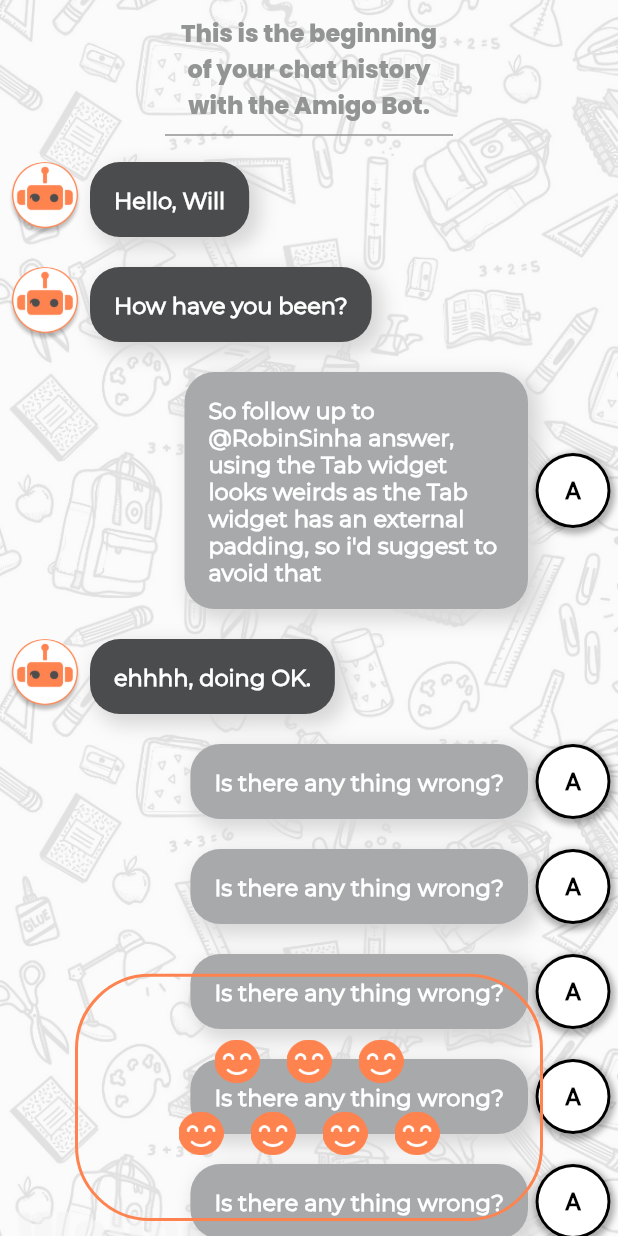
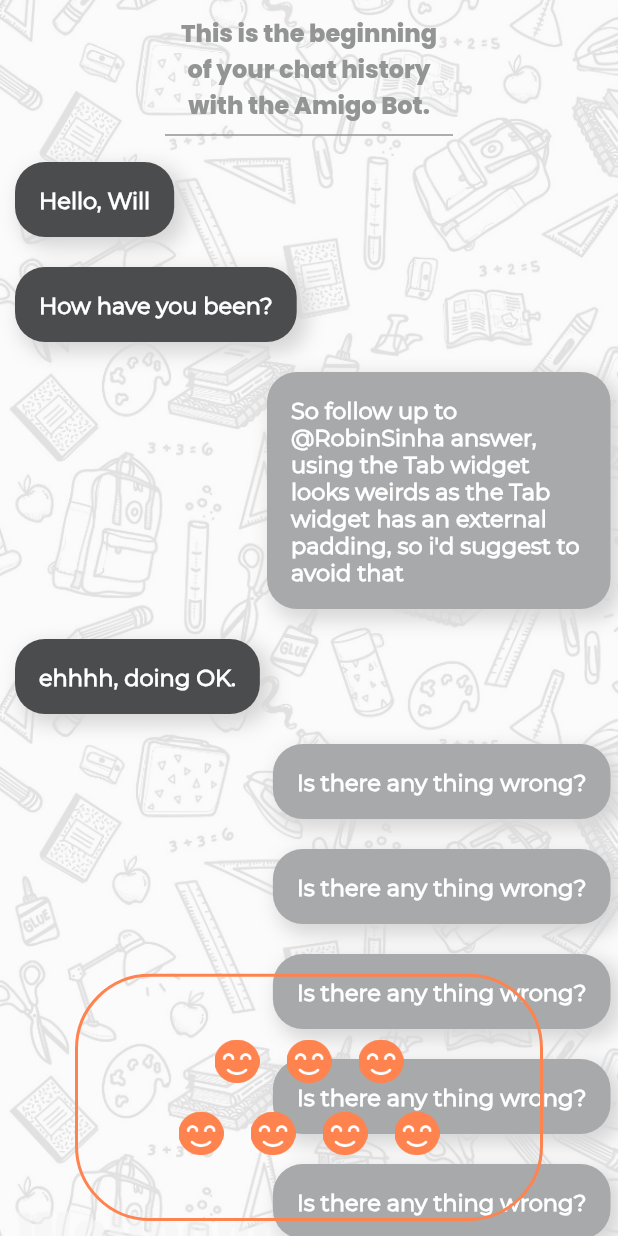
Before and after one commit to Narayan1089/Health-Amigo, a Flutter app: the ChatScreen screen opened directly, on a phone screen of 412 x 824 dp. Run offline on Flutter 3.47's test engine with Material 2 defaults, Android fonts, the phone set to English and light mode, and no system bars; our stand-ins replace firebase_auth, firebase_core, readmore; missing offline and left inert: emoji_picker; accounts and stored records are empty.

```diff
--- a/lib/app_screens/chat_screen.dart
+++ b/lib/app_screens/chat_screen.dart
@@ -170,12 +170,12 @@ class _ChatScreenState extends State<ChatScreen> {
                         Row(
                           mainAxisAlignment: MainAxisAlignment.start,
                           children: [
-                            CircleAvatar(
-                              radius: 25,
-                              backgroundColor: Colors.transparent,
-                              backgroundImage:
-                                  AssetImage('assets/images/chatbot.png'),
-                            ),
+                            // CircleAvatar(
+                            //   radius: 25,
+                            //   backgroundColor: Colors.transparent,
+                            //   backgroundImage:
+                            //       AssetImage('assets/images/chatbot.png'),
+                            // ),
                             SizedBox(
                               width: 5,
                             ),
@@ -261,40 +261,40 @@ class _ChatScreenState extends State<ChatScreen> {
                                 ),
                               ),
                             ),
-                            SizedBox(
-                              width: 5,
-                            ),
-                            Container(
-                              decoration: BoxDecoration(
-                                color: Colors.white,
-                                shape: BoxShape.circle,
-                                boxShadow: [
-                                  BoxShadow(
-                                    color: Colors.black.withOpacity(0.3),
-                                    spreadRadius: 2,
-                                    blurRadius: 3,
-                                    offset: Offset(1, 2),
-                                  )
-                                ],
-                              ),
-                              child: CircleAvatar(
-                                backgroundColor: Colors.black,
-                                radius: 25,
-                                child: CircleAvatar(
-                                  radius: 23,
+                            // SizedBox(
+                            //   width: 5,
+                            // ),
+                            // Container(
+                            //   decoration: BoxDecoration(
+                            //     color: Colors.white,
+                            //     shape: BoxShape.circle,
+                            //     boxShadow: [
+                            //       BoxShadow(
+                            //         color: Colors.black.withOpacity(0.3),
+                            //         spreadRadius: 2,
+                            //         blurRadius: 3,
+                            //         offset: Offset(1, 2),
+                            //       )
+                            //     ],
+                            //   ),
+                            //   child: CircleAvatar(
+                            //     backgroundColor: Colors.black,
+                            //     radius: 25,
+                            //     child: CircleAvatar(
+                            //       radius: 23,
 
-                                  backgroundColor: Colors.white,
-                                  child: const Text(
-                                    'A',
-                                    style: TextStyle(
-                                      color: Colors.black,
-                                      fontWeight: FontWeight.w900,
-                                      fontSize: 16,
-                                    ),
-                                  ), //Has to be replaced by the initial of the user
-                                ),
-                              ),
-                            ),
+                            //       backgroundColor: Colors.white,
+                            //       child: const Text(
+                            //         'A',
+                            //         style: TextStyle(
+                            //           color: Colors.black,
+                            //           fontWeight: FontWeight.w900,
+                            //           fontSize: 16,
+                            //         ),
+                            //       ), //Has to be replaced by the initial of the user
+                            //     ),
+                            //   ),
+                            // ),
                           ],
                         ),
                       ],
--- /dev/null
+++ b/lib/services/bot.dart
@@ -0,0 +1 @@
+import 'package:http/http.dart';
--- a/pubspec.yaml
+++ b/pubspec.yaml
@@ -34,6 +34,7 @@ dependencies:
   firebase_messaging: ^10.0.2
   readmore: ^2.1.0
   vibration: ^1.7.3
+  http: ^0.13.3
 
   # flutter_icons: ^1.1.0
 
```
Also changed, not shown: pubspec.lock.
